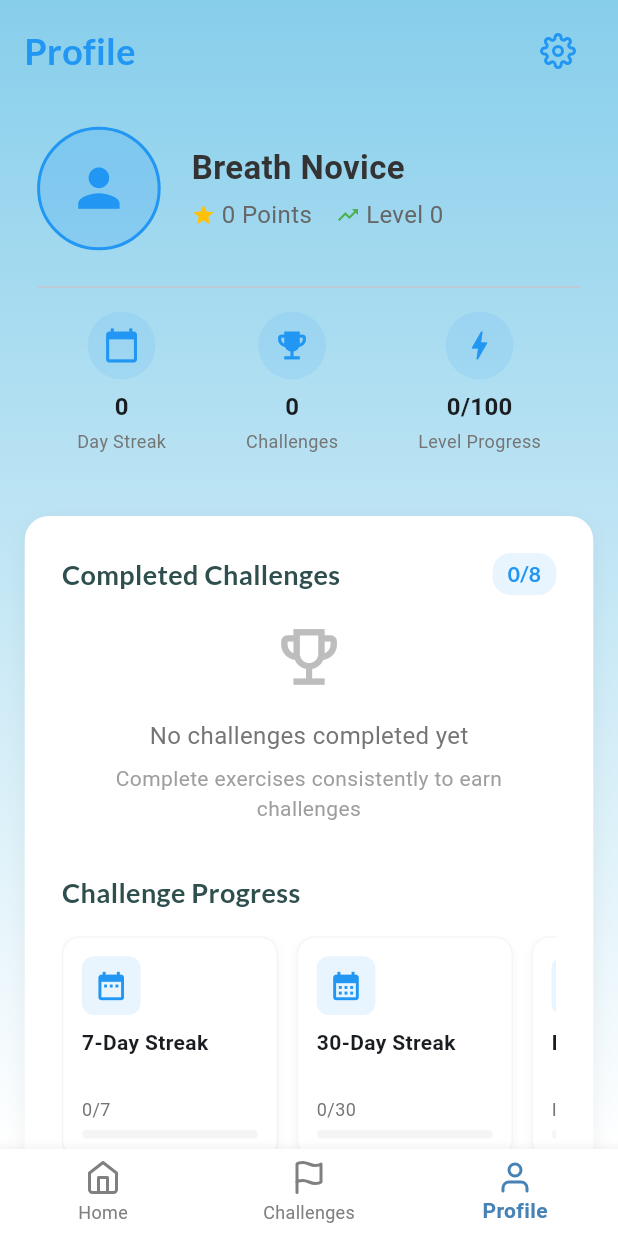
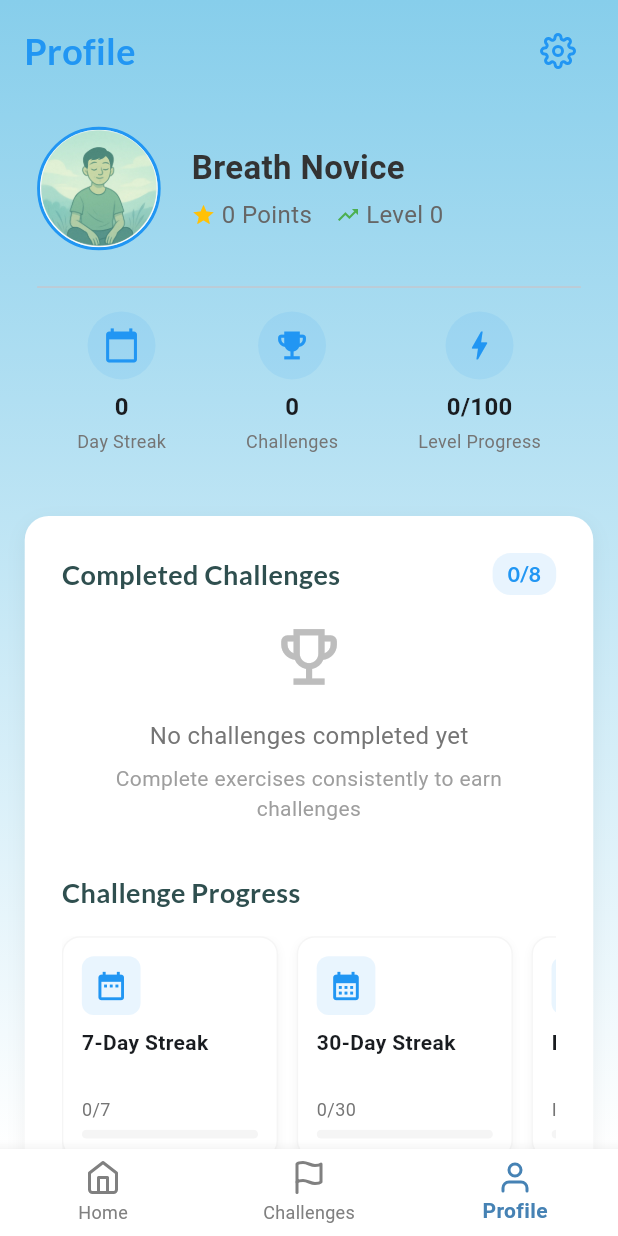
Before and after one commit to hassandaemi/breathingapp, a Flutter app: the screen it shows after launch, item 3 of the bottom bar chosen, on a phone screen of 412 x 824 dp. Run offline on Flutter 3.47's test engine with Material 3 defaults, Android fonts, the phone set to English and light mode, and no system bars; our stand-ins replace audioplayers, fl_chart, flutter_feather_icons, flutter_local_notifications, google_fonts, shared_preferences and 1 more; accounts and stored records are empty.

Commit message:
add profile pictures

```diff
--- a/lib/providers/app_state.dart
+++ b/lib/providers/app_state.dart
@@ -30,6 +30,7 @@ class AppState extends ChangeNotifier {
   int _points = 0;
   bool _notificationsEnabled = true;
   int _level = 0; // Current user level
+  bool _justLeveledUp = false; // Track if user just leveled up
   int _dailyStreak = 0; // Track consecutive days
   String _lastExerciseDate = ''; // Track last exercise date
   int _exercisesCompleted = 0; // Track total completed exercises
@@ -228,6 +229,7 @@ class AppState extends ChangeNotifier {
   // Getter methods
   int get points => _points;
   int get level => _level;
+  bool get justLeveledUp => _justLeveledUp;
   int get dailyStreak => _dailyStreak;
   String get lastExerciseDate => _lastExerciseDate;
   List<String> get completedChallenges => _completedChallenges;
@@ -355,8 +357,30 @@ class AppState extends ChangeNotifier {
   void _updateLevel() {
     int newLevel = _points ~/ 100;
     if (newLevel != _level) {
+      int previousLevel = _level;
       _level = newLevel;
+      _justLeveledUp = true;
+
+      // Check if this level up unlocked a new profile image
+      bool profileImageChanged = hasProfileImageChanged(previousLevel);
+
+      // If profile image changed, show a special message
+      if (profileImageChanged) {
+        // This will be used by the UI to show a special message
+        // The actual message will be shown in the ProfileScreen
+      }
+
       _checkLevelChallenges();
+    } else {
+      _justLeveledUp = false;
+    }
+  }
+
+  // Reset the level up flag after it's been used
+  void resetLevelUpFlag() {
+    if (_justLeveledUp) {
+      _justLeveledUp = false;
+      notifyListeners();
     }
   }
 
@@ -371,6 +395,32 @@ class AppState extends ChangeNotifier {
     } else {
       return "Breath Novice";
     }
+  }
+
+  // Get profile image path based on user level
+  String getProfileImagePath() {
+    if (_points >= 500 && _completedChallenges.length >= 4) {
+      return "assets/images/profiles/profile_level4.webp"; // Breath Legend
+    } else if (_points >= 250 && _completedChallenges.length >= 2) {
+      return "assets/images/profiles/profile_level3.webp"; // Breath Master
+    } else if (_points >= 100) {
+      return "assets/images/profiles/profile_level2.webp"; // Calm Seeker
+    } else {
+      return "assets/images/profiles/profile_level1.webp"; // Breath Novice
+    }
+  }
+
+  // Check if profile image has changed with level up
+  bool hasProfileImageChanged(int previousLevel) {
+    // If user just reached level 1, 2, or 5
+    if ((previousLevel < 1 && _level >= 1) || // First level up
+        (previousLevel < 2 && _level >= 2) || // Unlocked Calm Seeker
+        (previousLevel < 3 && _level >= 3) || // Unlocked Breath Master
+        (previousLevel < 5 && _level >= 5)) {
+      // Unlocked Breath Legend
+      return true;
+    }
+    return false;
   }
 
   // Update daily streak when exercise is completed
@@ -617,6 +667,7 @@ class AppState extends ChangeNotifier {
     _points = prefs.getInt('points') ?? 0;
     _notificationsEnabled = prefs.getBool('notificationsEnabled') ?? true;
     _level = prefs.getInt('level') ?? 0;
+    _justLeveledUp = false; // Always initialize to false on load
     _dailyStreak = prefs.getInt('dailyStreak') ?? 0;
     _lastExerciseDate = prefs.getString('lastExerciseDate') ?? '';
     _completedChallenges = prefs.getStringList('completedChallenges') ?? [];
--- a/lib/screens/profile_screen.dart
+++ b/lib/screens/profile_screen.dart
@@ -5,9 +5,92 @@ import 'package:google_fonts/google_fonts.dart';
 import '../providers/app_state.dart';
 import '../theme/app_theme.dart';
 import 'settings_screen.dart';
+import 'dart:async';
 
-class ProfileScreen extends StatelessWidget {
+class ProfileScreen extends StatefulWidget {
   const ProfileScreen({super.key});
+
+  @override
+  State<ProfileScreen> createState() => _ProfileScreenState();
+}
+
+class _ProfileScreenState extends State<ProfileScreen>
+    with SingleTickerProviderStateMixin {
+  late AnimationController _animationController;
+  late Animation<double> _scaleAnimation;
+  Timer? _levelUpTimer;
+
+  @override
+  void initState() {
+    super.initState();
+    _animationController = AnimationController(
+      vsync: this,
+      duration: const Duration(milliseconds: 500),
+    );
+
+    _scaleAnimation = Tween<double>(begin: 1.0, end: 1.2).animate(
+      CurvedAnimation(
+        parent: _animationController,
+        curve: Curves.elasticOut,
+      ),
+    );
+
+    // Check for level up after widget is built
+    WidgetsBinding.instance.addPostFrameCallback((_) {
+      _checkForLevelUp();
+    });
+  }
+
+  @override
+  void dispose() {
+    _animationController.dispose();
+    _levelUpTimer?.cancel();
+    super.dispose();
+  }
+
+  void _checkForLevelUp() {
+    final appState = Provider.of<AppState>(context, listen: false);
+    if (appState.justLeveledUp) {
+      // Play level up animation
+      _animationController.repeat(reverse: true);
+
+      // Get the appropriate message based on the level
+      String message = '';
+
+      // Check if this level unlocks a new profile image
+      if (appState.level == 1) {
+        message =
+            'Congratulations! You reached Level ${appState.level}! You\'ve unlocked the Breath Novice profile image!';
+      } else if (appState.level == 2) {
+        message =
+            'Congratulations! You reached Level ${appState.level}! You\'ve unlocked the Calm Seeker profile image!';
+      } else if (appState.level == 3) {
+        message =
+            'Congratulations! You reached Level ${appState.level}! You\'ve unlocked the Breath Master profile image!';
+      } else if (appState.level >= 5) {
+        message =
+            'Congratulations! You reached Level ${appState.level}! You\'ve unlocked the Breath Legend profile image!';
+      } else {
+        message = 'Congratulations! You reached Level ${appState.level}!';
+      }
+
+      // Show level up message
+      ScaffoldMessenger.of(context).showSnackBar(
+        SnackBar(
+          content: Text(message),
+          backgroundColor: Colors.green,
+          duration: const Duration(seconds: 4),
+        ),
+      );
+
+      // Stop animation after 3 seconds
+      _levelUpTimer = Timer(const Duration(seconds: 3), () {
+        _animationController.stop();
+        _animationController.reset();
+        appState.resetLevelUpFlag();
+      });
+    }
+  }
 
   @override
   Widget build(BuildContext context) {
@@ -98,22 +181,42 @@ class ProfileScreen extends StatelessWidget {
         children: [
           Row(
             children: [
-              Container(
+              AnimatedBuilder(
+                animation: _scaleAnimation,
+                builder: (context, child) {
+                  return Transform.scale(
+                    scale: _scaleAnimation.value,
+                    child: Container(
                       width: profileSize,
                       height: profileSize,
                       decoration: BoxDecoration(
-                  color: AppTheme.primaryColor.withAlpha((0.2 * 255).toInt()),
                         shape: BoxShape.circle,
                         border: Border.all(
                           color: AppTheme.primaryColor,
                           width: 2,
                         ),
+                        boxShadow: appState.justLeveledUp
+                            ? [
+                                BoxShadow(
+                                  color: Colors.amber.withAlpha(
+                                      128), // 0.5 * 255 = 127.5 ≈ 128
+                                  blurRadius: 10,
+                                  spreadRadius: 5,
                                 ),
-                child: Icon(
-                  Icons.person,
-                  size: profileSize * 0.5,
-                  color: AppTheme.primaryColor,
+                              ]
+                            : null,
                       ),
+                      child: ClipOval(
+                        child: Image.asset(
+                          appState.getProfileImagePath(),
+                          fit: BoxFit.cover,
+                          width: profileSize,
+                          height: profileSize,
+                        ),
+                      ),
+                    ),
+                  );
+                },
               ),
               SizedBox(width: screenSize.width * 0.05),
               Expanded(
```
Also changed, not shown: pubspec.yaml (+4 -3 lines), assets/images/profiles/profile_level1.webp (added), assets/images/profiles/profile_level2.webp (added), assets/images/profiles/profile_level3.webp (added), assets/images/profiles/profile_level4.webp (added). Lines whose indentation alone changed are shown as unchanged.
